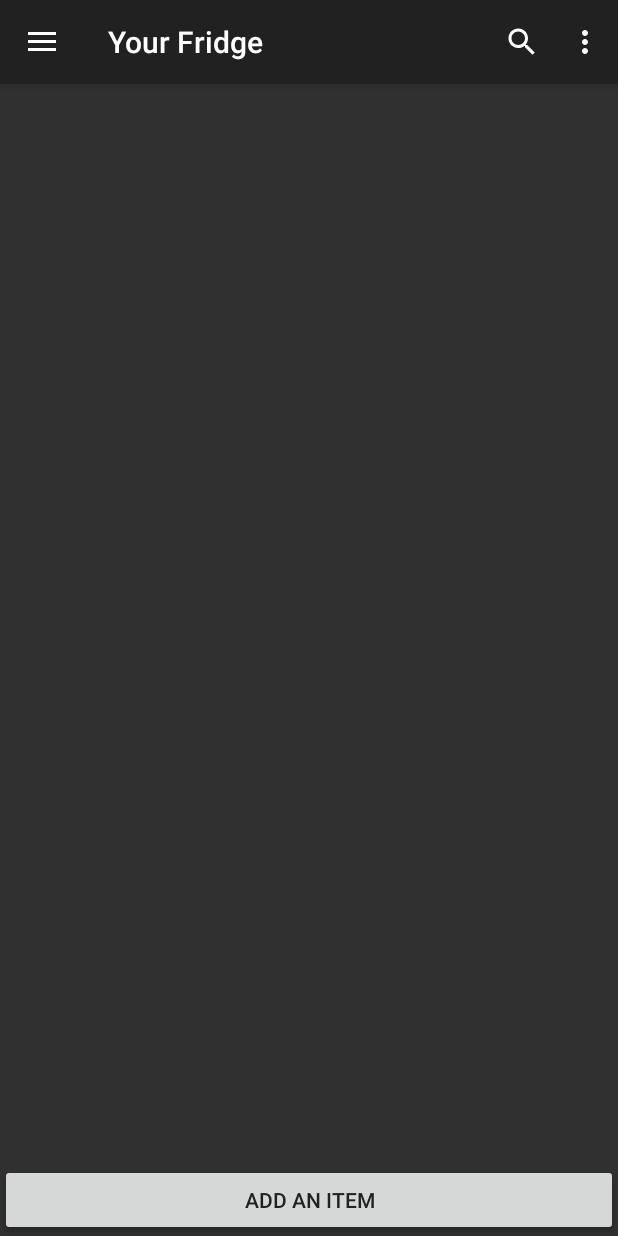
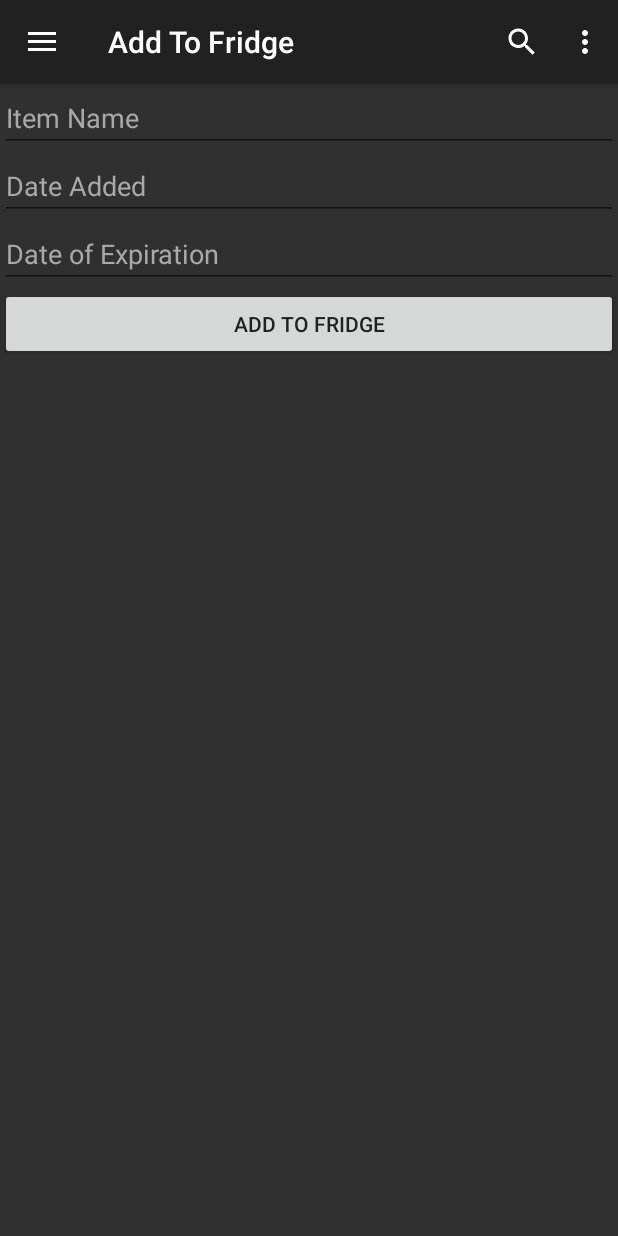
Before and after one commit to eyee19/Fridgemate, an Android app: the screen it shows after launch (MainActivity), after a tap on "ADD AN ITEM", on a phone screen of 412 x 824 dp. Run offline under Robolectric (Android 15) with nearby library versions, the phone set to English and light mode, and no system bars.

Commit message:
Add Fridge Item fragment, date picker dialogs

```diff
--- /dev/null
+++ b/app/src/main/java/com/example/eyee3/fridgemate/AddFridgeFragment.java
@@ -0,0 +1,92 @@
+package com.example.eyee3.fridgemate;
+
+import android.app.DatePickerDialog;
+import android.os.Bundle;
+import android.support.annotation.Nullable;
+import android.support.v4.app.Fragment;
+import android.view.LayoutInflater;
+import android.view.View;
+import android.view.ViewGroup;
+import android.widget.ArrayAdapter;
+import android.widget.Button;
+import android.widget.DatePicker;
+import android.widget.EditText;
+import android.widget.ListView;
+import android.widget.Toast;
+
+import java.text.SimpleDateFormat;
+import java.util.Calendar;
+import java.util.Locale;
+
+public class AddFridgeFragment extends Fragment {
+
+    public AddFridgeFragment() {
+
+    }
+
+    private EditText itemName;
+    private EditText dateAdded;
+    private EditText expirationDate;
+    private Button addItem;
+    DatePickerDialog picker;
+
+    @Override
+    public View onCreateView(LayoutInflater inflater, ViewGroup container, Bundle savedInstanceState) {
+        getActivity().setTitle("Add To Fridge");
+        View view = inflater.inflate(R.layout.fragment_addfridge, container, false);
+        return view;
+    }
+
+    @Override
+    public void onViewCreated(View view, @Nullable Bundle savedInstanceState) {
+        itemName = (EditText) getView().findViewById(R.id.name);
+        dateAdded = (EditText) getView().findViewById(R.id.dateAdded);
+        expirationDate = (EditText) getView().findViewById(R.id.expirationDate);
+        addItem = (Button) getView().findViewById(R.id.addItemToFridge);
+
+        addItem.setOnClickListener(new View.OnClickListener() {
+            @Override
+            public void onClick(View v) {
+                Toast.makeText(getActivity(), "Item Added", Toast.LENGTH_SHORT).show();
+            }
+        });
+
+        dateAdded.setOnClickListener(new View.OnClickListener() {
+            @Override
+            public void onClick(View v) {
+                final Calendar cldr = Calendar.getInstance();
+                int day = cldr.get(Calendar.DAY_OF_MONTH);
+                int month = cldr.get(Calendar.MONTH);
+                int year = cldr.get(Calendar.YEAR);
+                // date picker dialog
+                picker = new DatePickerDialog(getActivity(), R.style.AlertDialogCustom,
+                        new DatePickerDialog.OnDateSetListener() {
+                            @Override
+                            public void onDateSet(DatePicker view, int year, int monthOfYear, int dayOfMonth) {
+                                dateAdded.setText((monthOfYear + 1) + "/" + dayOfMonth + "/" + year);
+                            }
+                        }, year, month, day);
+                picker.show();
+            }
+        });
+
+        expirationDate.setOnClickListener(new View.OnClickListener() {
+            @Override
+            public void onClick(View v) {
+                final Calendar cldr = Calendar.getInstance();
+                int day = cldr.get(Calendar.DAY_OF_MONTH);
+                int month = cldr.get(Calendar.MONTH);
+                int year = cldr.get(Calendar.YEAR);
+                // date picker dialog
+                picker = new DatePickerDialog(getActivity(), R.style.AlertDialogCustom,
+                        new DatePickerDialog.OnDateSetListener() {
+                            @Override
+                            public void onDateSet(DatePicker view, int year, int monthOfYear, int dayOfMonth) {
+                                expirationDate.setText((monthOfYear + 1) + "/" + dayOfMonth + "/" + year);
+                            }
+                        }, year, month, day);
+                picker.show();
+            }
+        });
+    }
+}
--- a/app/src/main/java/com/example/eyee3/fridgemate/FridgeFragment.java
+++ b/app/src/main/java/com/example/eyee3/fridgemate/FridgeFragment.java
@@ -42,7 +42,8 @@ public class FridgeFragment extends Fragment {
         mAddButton.setOnClickListener(new View.OnClickListener() {
             @Override
             public void onClick(View v) {
-                Toast.makeText(getActivity(), "Going to add activity", Toast.LENGTH_SHORT).show();
+                getActivity().getSupportFragmentManager().beginTransaction().replace(R.id.fragment_container,
+                        new AddFridgeFragment()).commit();
             }
         });
     }
--- a/app/src/main/java/com/example/eyee3/fridgemate/MainActivity.java
+++ b/app/src/main/java/com/example/eyee3/fridgemate/MainActivity.java
@@ -145,12 +145,10 @@ public class MainActivity extends AppCompatActivity
             case R.id.nav_fridge:
                 getSupportFragmentManager().beginTransaction().replace(R.id.fragment_container,
                         new FridgeFragment()).commit();
-                Log.d("MainActivity", "MAKING FRIDGE FRAGMENT");
                 break;
             case R.id.nav_list:
                 getSupportFragmentManager().beginTransaction().replace(R.id.fragment_container,
                         new ShoppingFragment()).commit();
-                Log.d("MainActivity", "MAKING LIST FRAGMENT");
                 break;
             case R.id.nav_recipe:
                 break;
--- /dev/null
+++ b/app/src/main/res/layout/fragment_addfridge.xml
@@ -0,0 +1,45 @@
+<?xml version="1.0" encoding="utf-8"?>
+<RelativeLayout xmlns:android="http://schemas.android.com/apk/res/android"
+    android:layout_width="match_parent" android:layout_height="match_parent"
+    android:background="@color/background">
+
+    <EditText
+        android:layout_width="match_parent"
+        android:layout_height="wrap_content"
+        android:id="@+id/name"
+        android:hint="Item Name"
+        android:textColorHint="@color/darkMode"/>
+
+    <EditText
+        android:layout_width="match_parent"
+        android:layout_height="wrap_content"
+        android:id="@+id/dateAdded"
+        android:clickable="true"
+        android:focusableInTouchMode="false"
+        android:textColor="@color/white"
+        android:inputType="none"
+        android:layout_below="@+id/name"
+        android:hint="Date Added"
+        android:textColorHint="@color/darkMode"/>
+
+    <EditText
+        android:layout_width="match_parent"
+        android:layout_height="wrap_content"
+        android:id="@+id/expirationDate"
+        android:clickable="true"
+        android:focusableInTouchMode="false"
+        android:textColor="@color/white"
+        android:inputType="none"
+        android:layout_below="@+id/dateAdded"
+        android:hint="Date of Expiration"
+        android:textColorHint="@color/darkMode"/>
+
+    <Button
+        android:layout_width="match_parent"
+        android:layout_height="wrap_content"
+        android:id="@+id/addItemToFridge"
+        android:layout_below="@+id/expirationDate"
+        android:text="Add To Fridge"
+        android:textColor="@color/appBar"/>
+
+</RelativeLayout>
```
